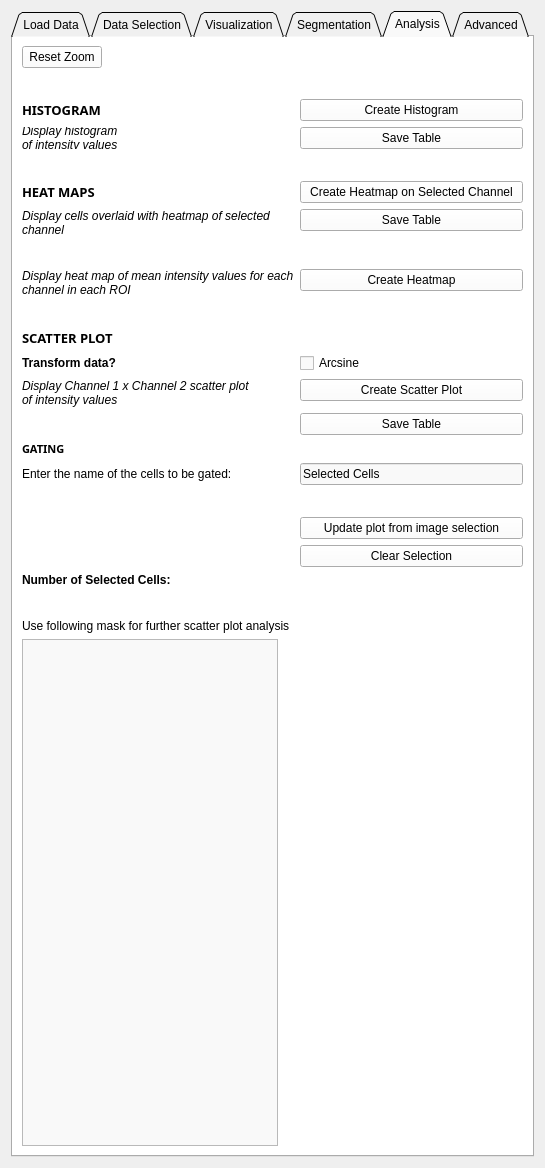
Old version of the form HypModuleCode/Resources/UI/HypModuleCode.ui in the repository SlicerMicro/Slicer-TITAN.
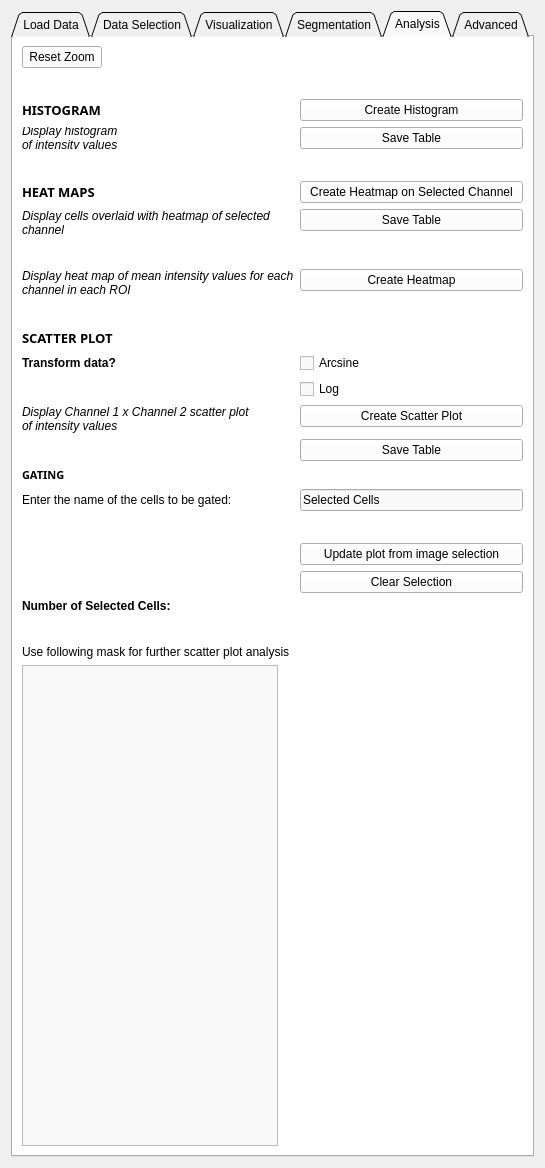
New version of the form. Custom widgets are drawn as their Qt base class.

Commit message: ENH: Implemented log transform for scatter plot

```diff
--- a/HypModuleCode/Resources/UI/HypModuleCode.ui
+++ b/HypModuleCode/Resources/UI/HypModuleCode.ui
@@ -1690,7 +1690,7 @@
          </property>
         </widget>
        </item>
-       <item row="15" column="0">
+       <item row="16" column="0">
         <widget class="QLabel" name="label_12">
          <property name="font">
           <font>
@@ -1706,21 +1706,21 @@
          </property>
         </widget>
        </item>
-       <item row="15" column="1">
+       <item row="16" column="1">
         <widget class="QPushButton" name="crtScatterButton">
          <property name="text">
           <string>Create Scatter Plot</string>
          </property>
         </widget>
        </item>
-       <item row="16" column="1">
+       <item row="17" column="1">
         <widget class="QPushButton" name="saveScatPlotTable">
          <property name="text">
           <string>Save Table</string>
          </property>
         </widget>
        </item>
-       <item row="19" column="0">
+       <item row="20" column="0">
         <widget class="QLabel" name="label_48">
          <property name="font">
           <font>
@@ -1735,48 +1735,48 @@
          </property>
         </widget>
        </item>
-       <item row="20" column="0">
+       <item row="21" column="0">
         <widget class="QLabel" name="label_47">
          <property name="text">
           <string>Enter the name of the cells to be gated:</string>
          </property>
         </widget>
        </item>
-       <item row="20" column="1">
+       <item row="21" column="1">
         <widget class="QLineEdit" name="selectedCellsName">
          <property name="text">
           <string>Selected Cells</string>
          </property>
         </widget>
        </item>
-       <item row="21" column="1">
-        <spacer name="horizontalSpacer_5">
-         <property name="orientation">
-          <enum>Qt::Horizontal</enum>
-         </property>
-         <property name="sizeHint" stdset="0">
-          <size>
-           <width>40</width>
-           <height>20</height>
-          </size>
-         </property>
-        </spacer>
-       </item>
        <item row="22" column="1">
+        <spacer name="horizontalSpacer_5">
+         <property name="orientation">
+          <enum>Qt::Horizontal</enum>
+         </property>
+         <property name="sizeHint" stdset="0">
+          <size>
+           <width>40</width>
+           <height>20</height>
+          </size>
+         </property>
+        </spacer>
+       </item>
+       <item row="23" column="1">
         <widget class="QPushButton" name="updPlotFromSel">
          <property name="text">
           <string>Update plot from image selection</string>
          </property>
         </widget>
        </item>
-       <item row="23" column="1">
+       <item row="24" column="1">
         <widget class="QPushButton" name="clearSelection">
          <property name="text">
           <string>Clear Selection</string>
          </property>
         </widget>
        </item>
-       <item row="24" column="0">
+       <item row="25" column="0">
         <widget class="QLabel" name="label_25">
          <property name="font">
           <font>
@@ -1789,7 +1789,7 @@
          </property>
         </widget>
        </item>
-       <item row="24" column="1">
+       <item row="25" column="1">
         <widget class="QLabel" name="selectedCellsCount">
          <property name="font">
           <font>
@@ -1802,29 +1802,36 @@
          </property>
         </widget>
        </item>
-       <item row="26" column="0">
-        <spacer name="horizontalSpacer_9">
-         <property name="orientation">
-          <enum>Qt::Horizontal</enum>
-         </property>
-         <property name="sizeHint" stdset="0">
-          <size>
-           <width>40</width>
-           <height>20</height>
-          </size>
-         </property>
-        </spacer>
-       </item>
        <item row="27" column="0">
+        <spacer name="horizontalSpacer_9">
+         <property name="orientation">
+          <enum>Qt::Horizontal</enum>
+         </property>
+         <property name="sizeHint" stdset="0">
+          <size>
+           <width>40</width>
+           <height>20</height>
+          </size>
+         </property>
+        </spacer>
+       </item>
+       <item row="28" column="0">
         <widget class="QLabel" name="label_49">
          <property name="text">
           <string>Use following mask for further scatter plot analysis</string>
          </property>
         </widget>
        </item>
-       <item row="28" column="0">
+       <item row="29" column="0">
         <widget class="QListWidget" name="gatingMasks"/>
        </item>
+       <item row="15" column="1">
+        <widget class="QCheckBox" name="logTrans">
+         <property name="text">
+          <string>Log</string>
+         </property>
+        </widget>
+       </item>
       </layout>
      </widget>
      <widget class="QWidget" name="tab_3">
```
The commit also changes 1 other file.
